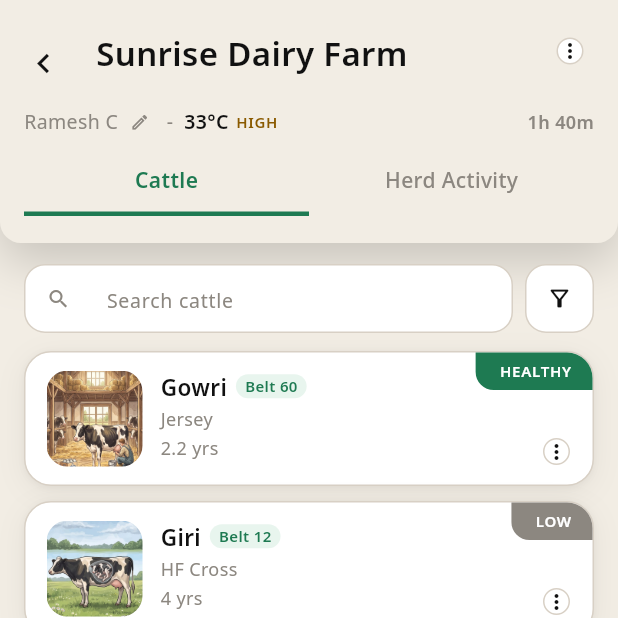
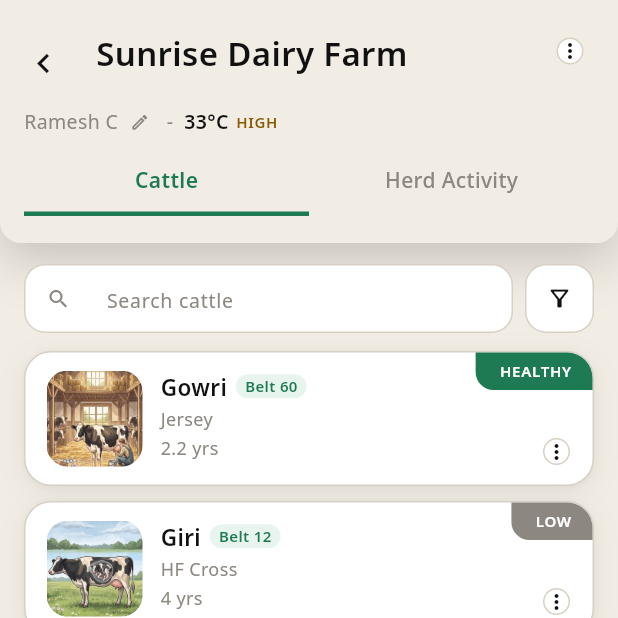
Before and after one commit to vaseey21/Vanix, a Flutter app: the FarmDetailScreen screen opened directly with sample values from the repository, on a phone screen of 412 x 824 dp, the top half of it. Run offline on Flutter 3.47's test engine with Material 3 defaults, Android fonts, the phone set to English and light mode, and no system bars; our stand-ins replace flutter_svg, video_player; network calls fail.

Commit message:
auto: save changes

```diff
--- a/flutter_app/lib/screens/farm_detail_screen.dart
+++ b/flutter_app/lib/screens/farm_detail_screen.dart
@@ -396,8 +396,6 @@ class _FarmDetailScreenState extends State<FarmDetailScreen> {
                   ],
                 ),
               ),
-              const SizedBox(width: 10),
-              Text(_farmTempDuration(farm.id), style: TextStyle(fontSize: 12, fontWeight: FontWeight.w600, color: subColor)),
             ],
           ),
           const SizedBox(height: 8),
@@ -405,15 +403,6 @@ class _FarmDetailScreenState extends State<FarmDetailScreen> {
         ],
       ),
     );
-  }
-
-  // Mock "how long in this temperature state" duration — deterministic per
-  // farm id, mirrors the hash-based mock in vanix_screens_preview.html.
-  String _farmTempDuration(String farmId) {
-    var h = 0;
-    for (final code in farmId.codeUnits) { h = (h * 31 + code) & 0x7fffffff; }
-    final mins = 15 + (h % 225);
-    return '${mins ~/ 60}h ${mins % 60}m';
   }
 
   Widget _farmKebab(bool isDark) {
```
